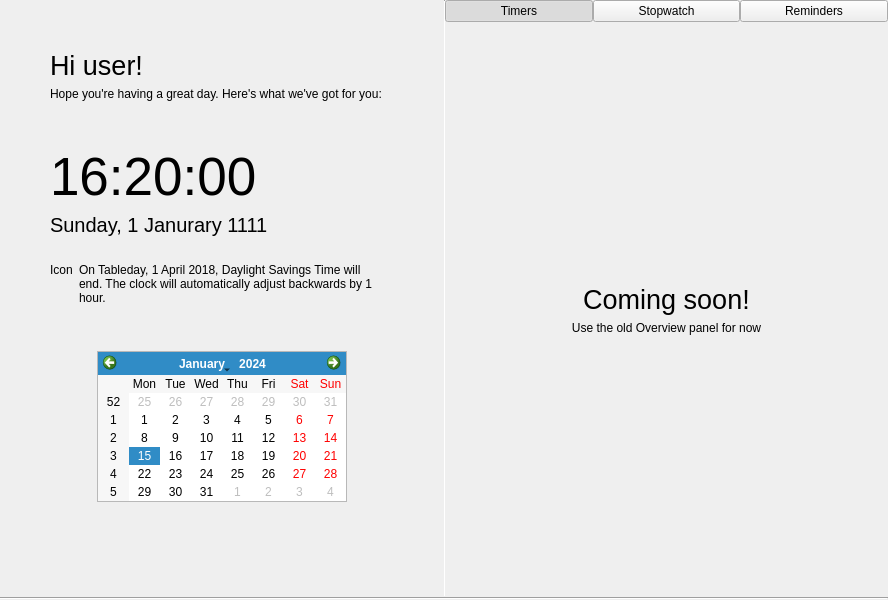
Above: statuscenter/OverviewPane/overview.ui from vicr123/theshell before the change. Below: the same form after it.
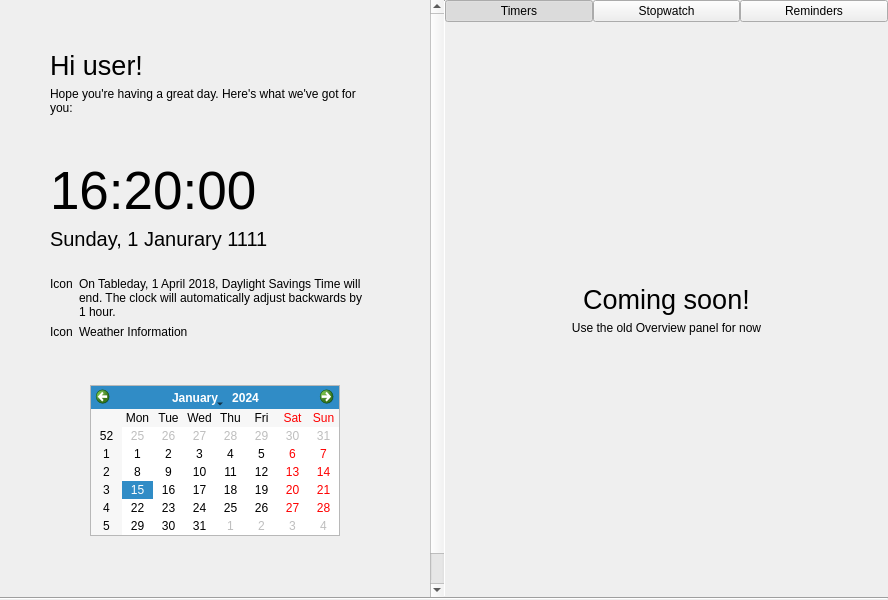
That is the form after the change. Icons and pictures are not drawn.

Commit message: Weather in Overview panel

Patch:
```diff
--- a/statuscenter/OverviewPane/overview.ui
+++ b/statuscenter/OverviewPane/overview.ui
@@ -46,13 +46,27 @@
         <property name="geometry">
          <rect>
           <x>0</x>
-          <y>0</y>
-          <width>468</width>
-          <height>623</height>
+          <y>-5</y>
+          <width>470</width>
+          <height>690</height>
          </rect>
         </property>
         <layout class="QVBoxLayout" name="verticalLayout">
          <property name="leftMargin">
+          <number>0</number>
+         </property>
+         <property name="topMargin">
+          <number>0</number>
+         </property>
+         <property name="rightMargin">
+          <number>0</number>
+         </property>
+         <property name="bottomMargin">
+          <number>0</number>
+         </property>
+         <item>
+          <layout class="QVBoxLayout" name="verticalLayout_7">
+           <property name="leftMargin">
           <number>50</number>
          </property>
          <property name="topMargin">
@@ -72,14 +86,14 @@
             </font>
            </property>
            <property name="text">
-            <string>Hi user!</string>
+              <string notr="true">Hi user!</string>
            </property>
           </widget>
          </item>
          <item>
           <widget class="QLabel" name="label">
            <property name="text">
-            <string>Hope you're having a great day. Here's what we've got for you:</string>
+              <string notr="true">Hope you're having a great day. Here's what we've got for you:</string>
            </property>
            <property name="wordWrap">
             <bool>true</bool>
@@ -191,6 +205,47 @@
               </layout>
              </widget>
             </item>
+              <item>
+               <widget class="QWidget" name="weatherPanel" native="true">
+                <layout class="QHBoxLayout" name="horizontalLayout_5">
+                 <property name="leftMargin">
+                  <number>0</number>
+                 </property>
+                 <property name="topMargin">
+                  <number>0</number>
+                 </property>
+                 <property name="rightMargin">
+                  <number>0</number>
+                 </property>
+                 <property name="bottomMargin">
+                  <number>0</number>
+                 </property>
+                 <item>
+                  <widget class="QLabel" name="weatherIcon">
+                   <property name="text">
+                    <string>Icon</string>
+                   </property>
+                   <property name="alignment">
+                    <set>Qt::AlignLeading|Qt::AlignLeft|Qt::AlignTop</set>
+                   </property>
+                  </widget>
+                 </item>
+                 <item>
+                  <widget class="QLabel" name="weatherInfo">
+                   <property name="sizePolicy">
+                    <sizepolicy hsizetype="Expanding" vsizetype="Preferred">
+                     <horstretch>0</horstretch>
+                     <verstretch>0</verstretch>
+                    </sizepolicy>
+                   </property>
+                   <property name="text">
+                    <string notr="true">Weather Information</string>
+                   </property>
+                  </widget>
+                 </item>
+                </layout>
+               </widget>
+              </item>
            </layout>
           </widget>
          </item>
@@ -271,6 +326,8 @@
            </item>
           </layout>
          </item>
+          </layout>
+         </item>
          <item>
           <spacer name="verticalSpacer">
            <property name="orientation">
@@ -284,6 +341,42 @@
            </property>
           </spacer>
          </item>
+         <item>
+          <layout class="QHBoxLayout" name="horizontalLayout_6">
+           <property name="leftMargin">
+            <number>9</number>
+           </property>
+           <property name="topMargin">
+            <number>9</number>
+           </property>
+           <property name="rightMargin">
+            <number>9</number>
+           </property>
+           <property name="bottomMargin">
+            <number>9</number>
+           </property>
+           <item>
+            <spacer name="horizontalSpacer_3">
+             <property name="orientation">
+              <enum>Qt::Horizontal</enum>
+             </property>
+             <property name="sizeHint" stdset="0">
+              <size>
+               <width>40</width>
+               <height>20</height>
+              </size>
+             </property>
+            </spacer>
+           </item>
+           <item>
+            <widget class="QLabel" name="yahooAttribLabel">
+             <property name="text">
+              <string/>
+             </property>
+            </widget>
+           </item>
+          </layout>
+         </item>
         </layout>
        </widget>
       </widget>
```
Lines whose indentation alone changed are shown as unchanged. The commit also changes 10 other files.
